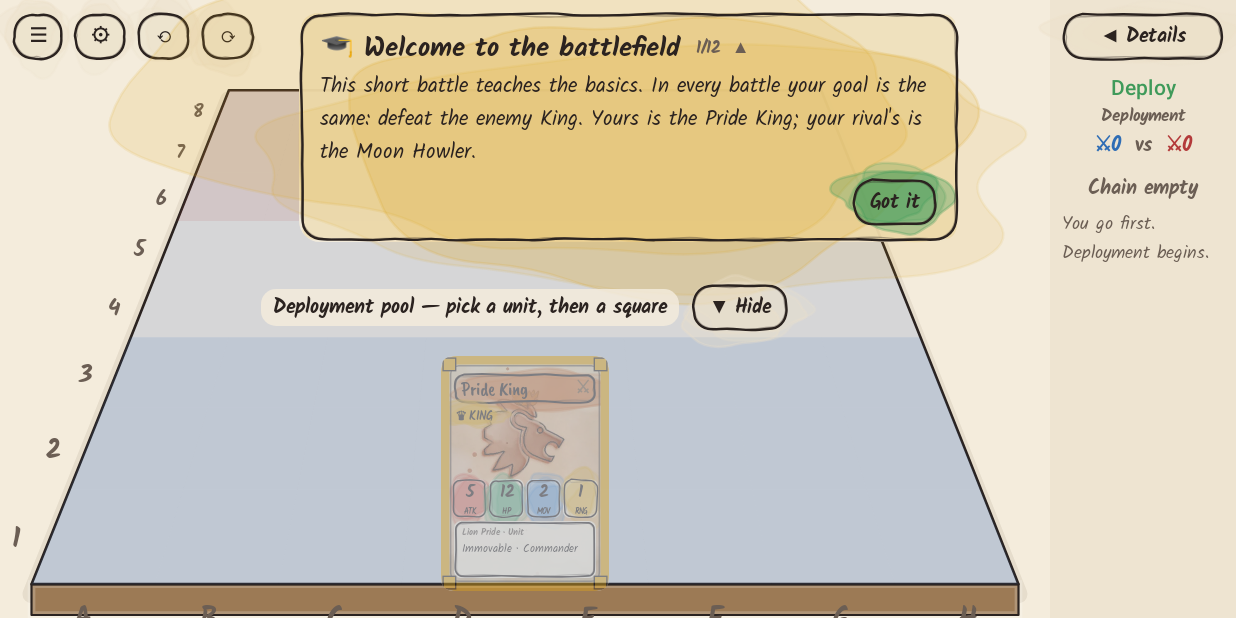
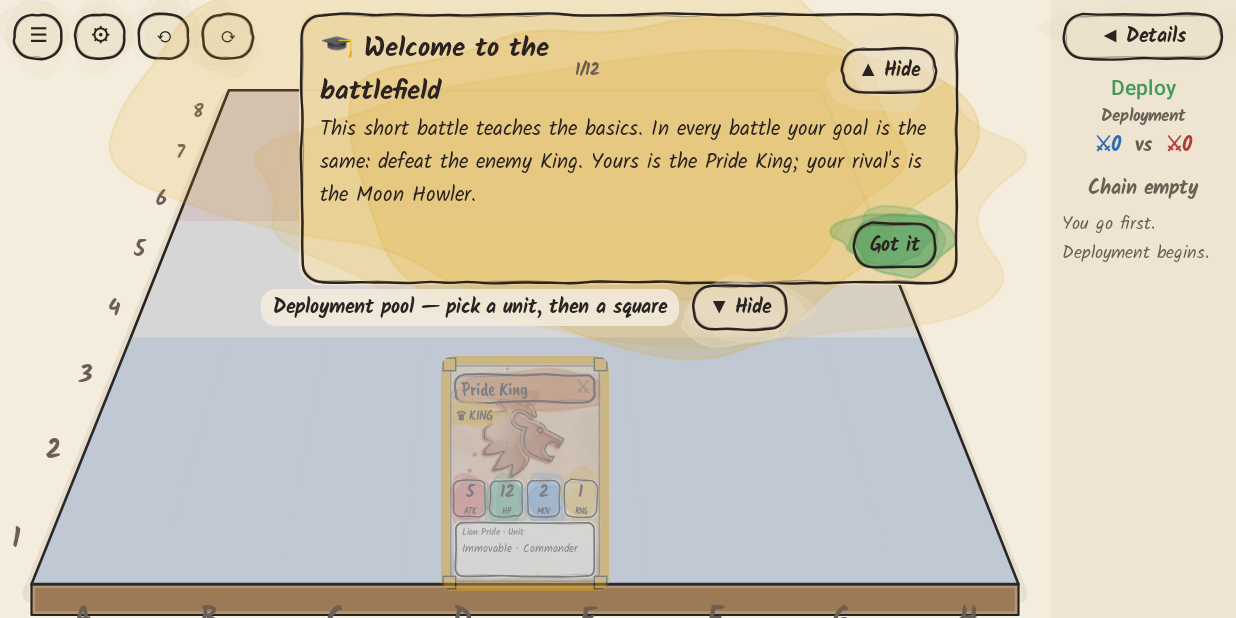
Before and after one commit to wesely1996/magic-army-card-game, an Android app built with Jetpack Compose: the screen it shows after launch (MainActivity), after a tap on "🎓 Play the tutorial", on a phone screen of 824 x 412 dp (held sideways). Run offline under Robolectric (Android 15) with nearby library versions, the phone set to English and light mode, and no system bars.

Commit message:
v0.11.1: collapsible tutorial notes (Hide button, small tab, folds while choosing)
Co-Authored-By: Claude Opus 5.5 <noreply@anthropic.com>
Claude-Session: https://claude.ai/code/session_01MmDzzZV9iEi9RAfhfEySCv

```diff
--- a/app/build.gradle.kts
+++ b/app/build.gradle.kts
@@ -5,7 +5,7 @@ plugins {
 }
 
 // Version code from the version name (1.2.3 -> 10203), so every new version installs as an update.
-val appVersion = (project.findProperty("versionName") as String?) ?: "0.11.0"
+val appVersion = (project.findProperty("versionName") as String?) ?: "0.11.1"
 fun versionCodeOf(name: String): Int {
     val (major, minor, patch) = (name.substringBefore('-').split('.').map { it.toIntOrNull() ?: 0 } + listOf(0, 0, 0))
     return major * 10_000 + minor * 100 + patch
--- a/app/src/main/kotlin/com/kingofthebeasts/app/game/GameScreen.kt
+++ b/app/src/main/kotlin/com/kingofthebeasts/app/game/GameScreen.kt
@@ -238,6 +238,7 @@ fun GameScreen(
                 vm.lesson?.let { lesson ->
                     TutorialCoach(
                         lesson, vm.tutorialStep, onGotIt = vm::acknowledgeLesson,
+                        choosing = vm.selection != Selection.None,
                         modifier = Modifier.align(Alignment.TopCenter).padding(top = 8.dp, start = 150.dp, end = 12.dp),
                     )
                 }
@@ -607,29 +608,48 @@ private fun ReconnectingBanner(friend: String, onLeaveForNow: () -> Unit, modifi
 
 /** The tutorial's coach note: the current lesson, and "Got it" for explanations. */
 @Composable
-private fun TutorialCoach(lesson: TutorialStep, index: Int, onGotIt: () -> Unit, modifier: Modifier = Modifier) {
-    // Tap the note to fold it away (e.g. to see the far rows); each new lesson opens it again.
+private fun TutorialCoach(
+    lesson: TutorialStep, index: Int, onGotIt: () -> Unit,
+    /** Something is selected on the board: fold the note so the squares are easy to see. */
+    choosing: Boolean = false,
+    modifier: Modifier = Modifier,
+) {
+    // Each new lesson opens the note; Hide (or picking a card or unit) folds it into a small tab.
     var folded by remember(index) { mutableStateOf(false) }
+    LaunchedEffect(choosing) { if (choosing) folded = true }
+    val shape = RoundedCornerShape(14.dp)
+    if (folded) {
+        Row(
+            modifier
+                .background(Ink.Paper.copy(alpha = 0.94f), shape)
+                .watercolor(Ink.Gold, 300 + index, 0.7f)
+                .sketchBorder(seed = 300 + index, corner = 14.dp)
+                .clickable { folded = false }
+                .padding(horizontal = 12.dp, vertical = 6.dp),
+            verticalAlignment = Alignment.CenterVertically,
+        ) {
+            Text("🎓 ${index + 1}/${Tutorial.steps.size} · ${lesson.title}", style = MaterialTheme.typography.labelLarge)
+            Spacer(Modifier.width(10.dp))
+            Text("▼ Show", style = MaterialTheme.typography.labelMedium, color = Ink.You)
+        }
+        return
+    }
     Column(
         modifier
             .widthIn(max = 440.dp)
-            .background(Ink.Paper.copy(alpha = 0.94f), RoundedCornerShape(14.dp))
+            .background(Ink.Paper.copy(alpha = 0.94f), shape)
             .watercolor(Ink.Gold, 300 + index, 0.7f)
             .sketchBorder(seed = 300 + index, corner = 14.dp)
             .padding(horizontal = 14.dp, vertical = 10.dp),
     ) {
-        Row(
-            Modifier.clickable(remember { MutableInteractionSource() }, indication = null) { folded = !folded },
-            verticalAlignment = Alignment.CenterVertically,
-        ) {
+        Row(verticalAlignment = Alignment.CenterVertically) {
             Text("🎓 ${lesson.title}", style = MaterialTheme.typography.titleMedium, modifier = Modifier.weight(1f, fill = false))
             Spacer(Modifier.width(10.dp))
-            Text(
-                "${index + 1}/${Tutorial.steps.size}  ${if (folded) "▼" else "▲"}",
-                style = MaterialTheme.typography.labelSmall, color = Ink.Faded,
-            )
+            Text("${index + 1}/${Tutorial.steps.size}", style = MaterialTheme.typography.labelSmall, color = Ink.Faded)
+            Spacer(Modifier.weight(1f))
+            SketchButton("▲ Hide", { folded = true }, small = true, color = Ink.PaperDeep)
         }
-        if (!folded) Text(lesson.text, style = MaterialTheme.typography.bodyMedium)
+        Text(lesson.text, style = MaterialTheme.typography.bodyMedium)
         if (lesson.info) {
             SketchButton("Got it", onGotIt, Modifier.align(Alignment.End).padding(top = 6.dp), small = true, color = Ink.Deploy)
         }
```
Also changed, not shown: 2 other files.
